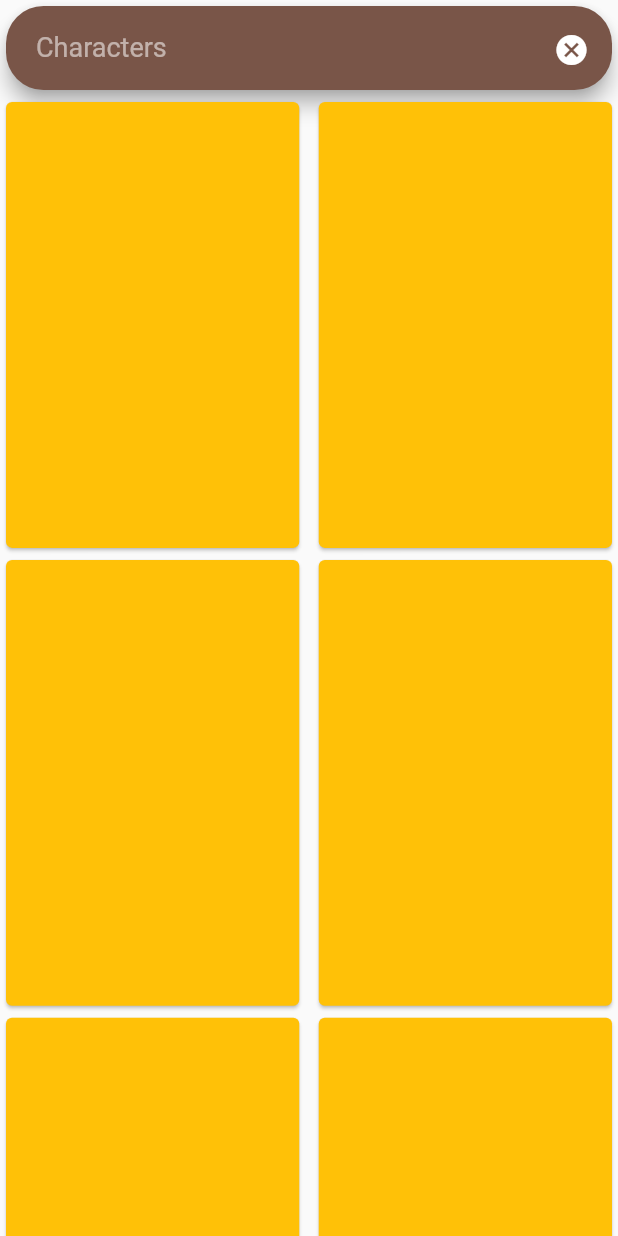
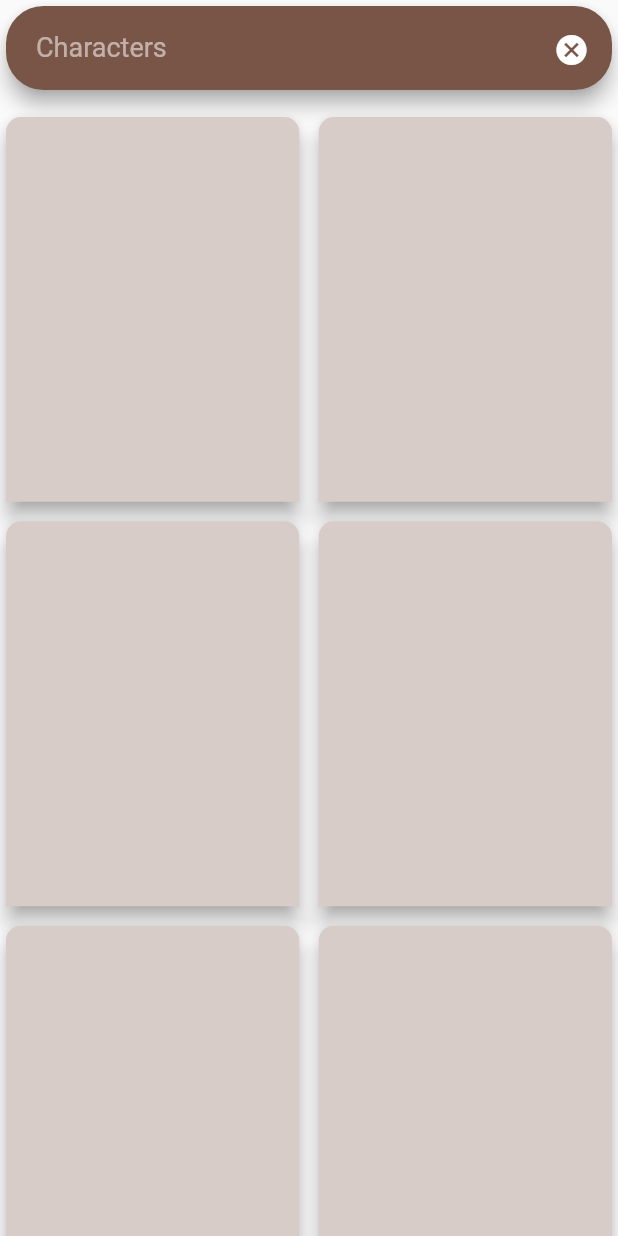
Before and after one commit to wangmaac/characters_of_harrypotter, a Flutter app: the screen it shows after launch, on a phone screen of 412 x 824 dp. Run offline on Flutter 3.47's test engine with Material 2 defaults, Android fonts, the phone set to English and light mode, and no system bars; our stand-ins replace freezed_annotation, go_router.

Commit message:
22.4.1 office working

```diff
--- a/lib/views/home.dart
+++ b/lib/views/home.dart
@@ -32,7 +32,6 @@ class _HomeState extends State<Home> {
               child: Padding(
                 padding: const EdgeInsets.fromLTRB(20, 5, 3, 3),
                 child: TextField(
-                  //textAlignVertical: TextAlignVertical.bot,
                   style: const TextStyle(color: Colors.white, fontSize: 18),
                   controller: _searchController,
                   onChanged: (value) {},
@@ -54,15 +53,25 @@ class _HomeState extends State<Home> {
               ),
             ),
           ),
+          const SizedBox(
+            height: 10,
+          ),
           Expanded(
             child: GridView.builder(
               gridDelegate: const SliverGridDelegateWithFixedCrossAxisCount(
                   crossAxisCount: 2,
-                  childAspectRatio: 1 / 1.5,
+                  childAspectRatio: 1 / 1.3,
+                  mainAxisSpacing: 5.0,
                   crossAxisSpacing: 5.0),
               itemBuilder: (context, index) {
                 return Card(
-                  color: Colors.amber,
+                  elevation: 5.5,
+                  shadowColor: Colors.grey,
+                  shape: const RoundedRectangleBorder(
+                      borderRadius: BorderRadius.only(
+                          topLeft: Radius.circular(10),
+                          topRight: Radius.circular(10))),
+                  color: Colors.brown.shade100,
                 );
               },
               itemCount: 500,
--- a/pubspec.yaml
+++ b/pubspec.yaml
@@ -35,6 +35,7 @@ dependencies:
   # Use with the CupertinoIcons class for iOS style icons.
   cupertino_icons: ^1.0.2
   go_router: ^3.0.6
+  freezed_annotation: ^1.1.0
 
 dev_dependencies:
   flutter_test:
@@ -46,6 +47,9 @@ dev_dependencies:
   # package. See that file for information about deactivating specific lint
   # rules and activating additional ones.
   flutter_lints: ^1.0.0
+  freezed: ^1.1.1
+  json_serializable: ^6.1.5
+  build_runner: ^2.1.8
 
 # For information on the generic Dart part of this file, see the
 # following page: https://dart.dev/tools/pub/pubspec
```
Also changed, not shown: lib/models/character.dart (added, +32 -0 lines), lib/models/wand.dart (added, +14 -0 lines), lib/service/service.dart (added, +14 -0 lines), lib/models/character.freezed.dart (added), lib/models/character.g.dart (added), lib/models/wand.freezed.dart (added), lib/models/wand.g.dart (added), pubspec.lock.
